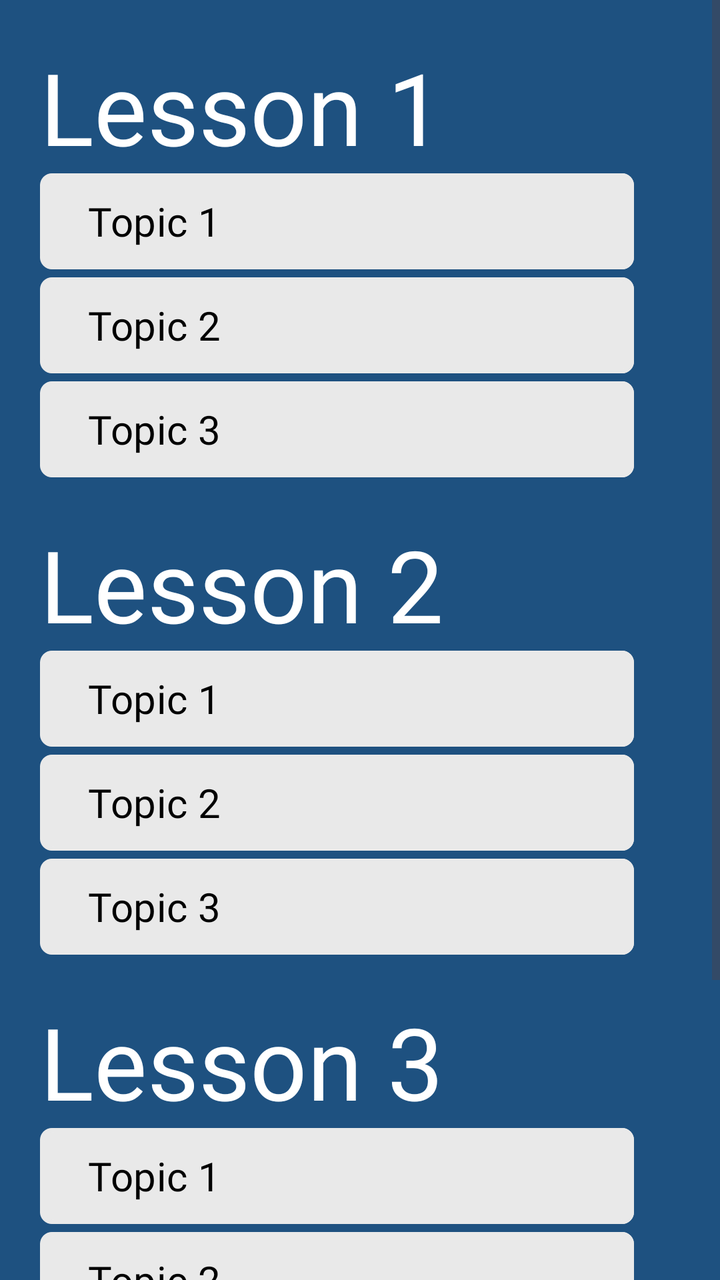
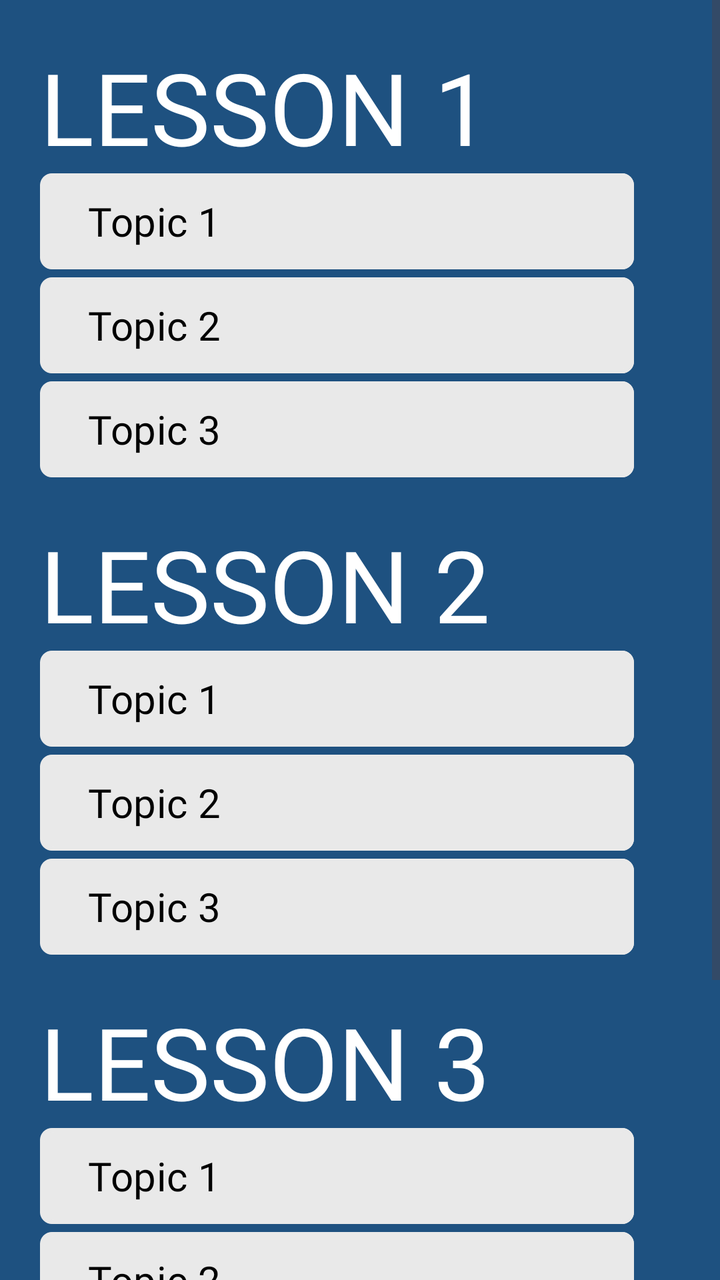

Two renders of the same Android screen: before a commit and after it. Below are the layout's source before the change and the commit's diff.
<!-- AndroidManifest.xml: application theme Theme.FinalsApplication -->
<!-- res/layout/lessons_page.xml -->
<?xml version="1.0" encoding="utf-8"?>
<RelativeLayout xmlns:android="http://schemas.android.com/apk/res/android"
    android:layout_width="match_parent"
    android:layout_height="match_parent"
    xmlns:tools="http://schemas.android.com/tools"
    xmlns:app="http://schemas.android.com/apk/res-auto"
    android:background="@color/ourBlue">

    <ScrollView
        android:layout_width="409dp"
        android:layout_height="729dp"
        tools:layout_editor_absoluteX="1dp"
        tools:layout_editor_absoluteY="1dp">

        <LinearLayout
            android:layout_width="match_parent"
            android:layout_height="wrap_content"
            android:orientation="vertical">

            <TextView
                android:id="@+id/textViewLesson1"
                android:layout_width="wrap_content"
                android:layout_height="wrap_content"
                android:layout_marginStart="20dp"
                android:layout_marginTop="20dp"
                android:fontFamily="@font/roboto_black"
                android:text="Lesson 1"
                android:textColor="@color/white"
                android:textSize="50sp" />

            <Button
                android:id="@+id/L1T1"
                android:layout_width="297dp"
                android:layout_height="wrap_content"
                android:layout_marginStart="20dp"
                android:text="Topic 1"
                android:textAlignment="textStart"
                android:textColor="@color/black"
                android:fontFamily="@font/roboto_regular"
                android:textSize="20sp"
                android:background="@drawable/square_button_colored_border"
                app:backgroundTint="#E9E9E9"/>

            <Button
                android:id="@+id/L1T2"
                android:layout_width="297dp"
                android:layout_height="wrap_content"
                android:layout_marginStart="20dp"
                android:layout_marginTop="4dp"
                app:backgroundTint="#E9E9E9"
                android:text="Topic 2"
                android:textAlignment="textStart"
                android:textColor="@color/black"
                android:fontFamily="@font/roboto_regular"
                android:textSize="20sp"
                android:background="@drawable/square_button_colored_border" />

            <Button
                android:id="@+id/L1T3"
                android:layout_width="297dp"
                android:layout_height="wrap_content"
                android:layout_marginStart="20dp"
                android:layout_marginTop="4dp"
                android:text="Topic 3"
                android:textAlignment="textStart"
                android:textColor="@color/black"
                android:fontFamily="@font/roboto_regular"
                android:textSize="20sp"
                android:background="@drawable/square_button_colored_border"
                app:backgroundTint="#E9E9E9"/>

            <LinearLayout
                android:layout_width="match_parent"
                android:layout_height="match_parent"
                android:layout_alignParentTop="true"
                android:background="#1e5180">

                <TextView
                    android:id="@+id/textViewLesson2"
                    android:layout_width="wrap_content"
                    android:layout_height="wrap_content"
                    android:layout_marginStart="20dp"
                    android:layout_marginTop="20dp"
                    android:fontFamily="@font/roboto_black"
                    android:text="Lesson 2"
                    android:textColor="@color/white"
                    android:textSize="50sp" />
            </LinearLayout>

            <Button
                android:id="@+id/L2T1"
                android:layout_width="297dp"
                android:layout_height="wrap_content"
                android:layout_marginStart="20dp"
                android:text="Topic 1"
                android:textAlignment="textStart"
                android:textColor="@color/black"
                android:fontFamily="@font/roboto_regular"
                android:textSize="20sp"
                android:background="@drawable/square_button_colored_border"
                app:backgroundTint="#E9E9E9"/>

            <Button
                android:id="@+id/L2T2"
                android:layout_width="297dp"
                android:layout_height="wrap_content"
                android:layout_marginStart="20dp"
                android:layout_marginTop="4dp"
                android:text="Topic 2"
                android:textAlignment="textStart"
                android:textColor="@color/black"
                android:fontFamily="@font/roboto_regular"
                android:textSize="20sp"
                android:background="@drawable/square_button_colored_border"
                app:backgroundTint="#E9E9E9"/>

            <Button
                android:id="@+id/L2T3"
                android:layout_width="297dp"
                android:layout_height="wrap_content"
                android:layout_marginStart="20dp"
                android:layout_marginTop="4dp"
                android:text="Topic 3"
                android:textAlignment="textStart"
                android:textColor="@color/black"
                android:fontFamily="@font/roboto_regular"
                android:textSize="20sp"
                android:background="@drawable/square_button_colored_border"
                app:backgroundTint="#E9E9E9"/>

            <LinearLayout
                android:layout_width="match_parent"
                android:layout_height="match_parent"
                android:layout_alignParentTop="true"
                android:background="#1e5180">

                <TextView
                    android:id="@+id/textViewLesson3"
                    android:layout_width="wrap_content"
                    android:layout_height="wrap_content"
                    android:layout_marginStart="20dp"
                    android:layout_marginTop="20dp"
                    android:fontFamily="@font/roboto_black"
                    android:text="Lesson 3"
                    android:textColor="@color/white"
                    android:textSize="50sp" />

            </LinearLayout>

            <Button
                android:id="@+id/L3T1"
                android:layout_width="297dp"
                android:layout_height="wrap_content"
                android:layout_marginStart="20dp"
                android:text="Topic 1"
                android:textAlignment="textStart"
                android:textColor="@color/black"
                android:fontFamily="@font/roboto_regular"
                android:textSize="20sp"
                android:background="@drawable/square_button_colored_border"
                app:backgroundTint="#E9E9E9"/>

            <Button
                android:id="@+id/L3T2"
                android:layout_width="297dp"
                android:layout_height="wrap_content"
                android:layout_marginStart="20dp"
                android:layout_marginTop="4dp"
                android:text="Topic 2"
                android:textAlignment="textStart"
                android:textColor="@color/black"
                android:fontFamily="@font/roboto_regular"
                android:textSize="20sp"
                android:background="@drawable/square_button_colored_border"
                app:backgroundTint="#E9E9E9"/>

            <Button
                android:id="@+id/L3T3"
                android:layout_width="297dp"
                android:layout_height="wrap_content"
                android:layout_marginStart="20dp"
                android:layout_marginTop="4dp"
                android:layout_marginBottom="20dp"
                android:text="Topic 3"
                android:textAlignment="textStart"
                android:textColor="@color/black"
                android:fontFamily="@font/roboto_regular"
                android:textSize="20sp"
                android:background="@drawable/square_button_colored_border"
                app:backgroundTint="#E9E9E9"/>

            <LinearLayout
                android:layout_width="match_parent"
                android:layout_height="100dip"
                android:layout_alignParentBottom="true"
                android:background="#a8b4d8">

                <ImageButton
                    android:id="@+id/imageButtonBackLP1"
                    android:layout_width="76dp"
                    android:layout_height="wrap_content"
                    android:layout_marginStart="20dp"
                    android:layout_marginTop="20dp"
                    android:layout_marginBottom="20dp"
                    android:background="?android:attr/selectableItemBackground"
                    android:scaleType="fitCenter"
                    android:src="@drawable/arrowleft" />
            </LinearLayout>
        </LinearLayout>
    </ScrollView>
</RelativeLayout>
<!-- resources referenced by this layout -->
<resources>
  <color name="black">#000000</color>
  <color name="ourBlue">#1e5180</color>
  <color name="white">#FFFFFFFF</color>
  <!-- drawable arrowleft: png bitmap (drawable, 16559 bytes) -->
  <!-- drawable square_button_colored_border (drawable) -->
  <?xml version="1.0" encoding="utf-8"?>
  <layer-list xmlns:android="http://schemas.android.com/apk/res/android">
  
      <item>
          <shape>
              <corners android:radius="6dp" />
              <solid android:color="#e9e9e9" />
          </shape>
      </item>
  
      <item
          android:left="34dp">
  
          <shape>
              <solid android:color="#e9e9e9" />
              <corners android:radius="6dp"
                  android:topRightRadius="6dp"
                  android:topLeftRadius="5dp"
                  android:bottomRightRadius="6dp"
                  android:bottomLeftRadius="0dp"/>
          </shape>
      </item>
      <item>
          <shape>
              
              <corners android:radius="6dp" />
              <solid android:color="@android:color/transparent" />
              <stroke
                  android:width="2dp"
                  android:color="#000000" />
          </shape>
      </item>
  </layer-list>
  <style name="Theme.FinalsApplication" parent="Base.Theme.FinalsApplication" />
  <style name="Base.Theme.FinalsApplication" parent="Theme.Material3.DayNight.NoActionBar">
          
          
      </style>
</resources>

<!-- the commit's change to res/layout/lessons_page.xml (unified diff, before → after) -->
@@ -24,7 +24,7 @@
                 android:layout_marginStart="20dp"
                 android:layout_marginTop="20dp"
                 android:fontFamily="@font/roboto_black"
-                android:text="Lesson 1"
+                android:text="LESSON 1"
                 android:textColor="@color/white"
                 android:textSize="50sp" />
 
@@ -82,7 +82,7 @@
                     android:layout_marginStart="20dp"
                     android:layout_marginTop="20dp"
                     android:fontFamily="@font/roboto_black"
-                    android:text="Lesson 2"
+                    android:text="LESSON 2"
                     android:textColor="@color/white"
                     android:textSize="50sp" />
             </LinearLayout>
@@ -141,7 +141,7 @@
                     android:layout_marginStart="20dp"
                     android:layout_marginTop="20dp"
                     android:fontFamily="@font/roboto_black"
-                    android:text="Lesson 3"
+                    android:text="LESSON 3"
                     android:textColor="@color/white"
                     android:textSize="50sp" />
 
